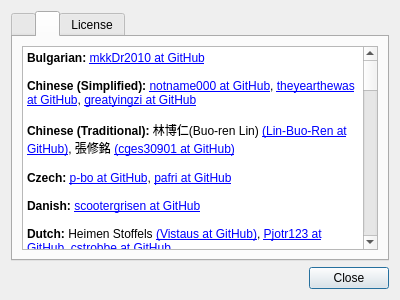
Old version of the form featherpad/about.ui in the repository vecnathewhisperd0/FeatherPad.
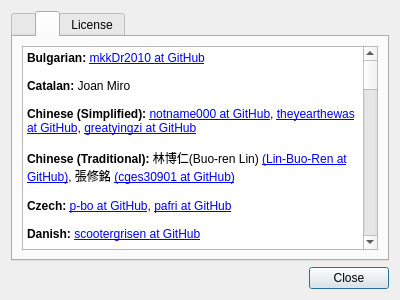
New version of the form. The open tabs and pages were chosen to show the change.

The edit to the form file:
```diff
--- a/featherpad/about.ui
+++ b/featherpad/about.ui
@@ -99,6 +99,8 @@
 &lt;/style&gt;&lt;/head&gt;&lt;body style=&quot;  font-weight:400; font-style:normal;&quot;&gt;
 &lt;p style=&quot; margin-top:0px; margin-bottom:0px; margin-left:0px; margin-right:0px; -qt-block-indent:0; text-indent:0px;&quot;&gt;&lt;span style=&quot; font-weight:600;&quot;&gt;Bulgarian:&lt;/span&gt; &lt;a href=&quot;https://github.com/mkkDr2010&quot;&gt;mkkDr2010 at GitHub&lt;/a&gt;&lt;/p&gt;
 &lt;p style=&quot;-qt-paragraph-type:empty; margin-top:0px; margin-bottom:0px; margin-left:0px; margin-right:0px; -qt-block-indent:0; text-indent:0px;&quot;&gt;&lt;br /&gt;&lt;/p&gt;
+&lt;p style=&quot; margin-top:0px; margin-bottom:0px; margin-left:0px; margin-right:0px; -qt-block-indent:0; text-indent:0px;&quot;&gt;&lt;span style=&quot; font-weight:600;&quot;&gt;Catalan:&lt;/span&gt; Joan Miro&lt;/p&gt;
+&lt;p style=&quot;-qt-paragraph-type:empty; margin-top:0px; margin-bottom:0px; margin-left:0px; margin-right:0px; -qt-block-indent:0; text-indent:0px;&quot;&gt;&lt;br /&gt;&lt;/p&gt;
 &lt;p style=&quot; margin-top:0px; margin-bottom:0px; margin-left:0px; margin-right:0px; -qt-block-indent:0; text-indent:0px;&quot;&gt;&lt;span style=&quot; font-weight:600;&quot;&gt;Chinese (Simplified):&lt;/span&gt; &lt;a href=&quot;https://github.com/notname000&quot;&gt;notname000 at GitHub&lt;/a&gt;, &lt;a href=&quot;https://github.com/theyearthewas&quot;&gt;theyearthewas at GitHub&lt;/a&gt;, &lt;a href=&quot;https://github.com/greatyingzi&quot;&gt;greatyingzi at GitHub&lt;/a&gt;&lt;/p&gt;
 &lt;p style=&quot;-qt-paragraph-type:empty; margin-top:0px; margin-bottom:0px; margin-left:0px; margin-right:0px; -qt-block-indent:0; text-indent:0px;&quot;&gt;&lt;br /&gt;&lt;/p&gt;
 &lt;p style=&quot; margin-top:0px; margin-bottom:0px; margin-left:0px; margin-right:0px; -qt-block-indent:0; text-indent:0px;&quot;&gt;&lt;span style=&quot; font-weight:600;&quot;&gt;Chinese (Traditional):&lt;/span&gt; 林博仁(Buo-ren Lin) &lt;a href=&quot;https://github.com/Lin-Buo-Ren&quot;&gt;(Lin-Buo-Ren at GitHub)&lt;/a&gt;, 張修銘 &lt;a href=&quot;https://github.com/cges30901&quot;&gt;(cges30901 at GitHub)&lt;/a&gt;&lt;/p&gt;
```
